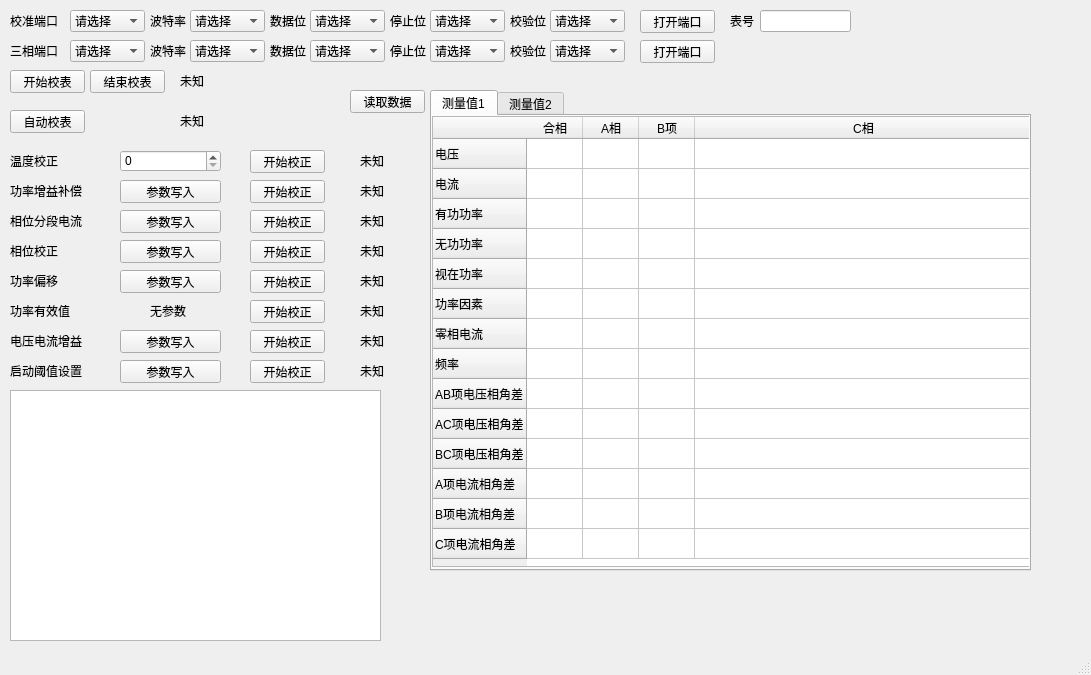
The window that window/mainWinow.ui (liuchengyiu/calib) describes before a commit, drawn with Qt 5.
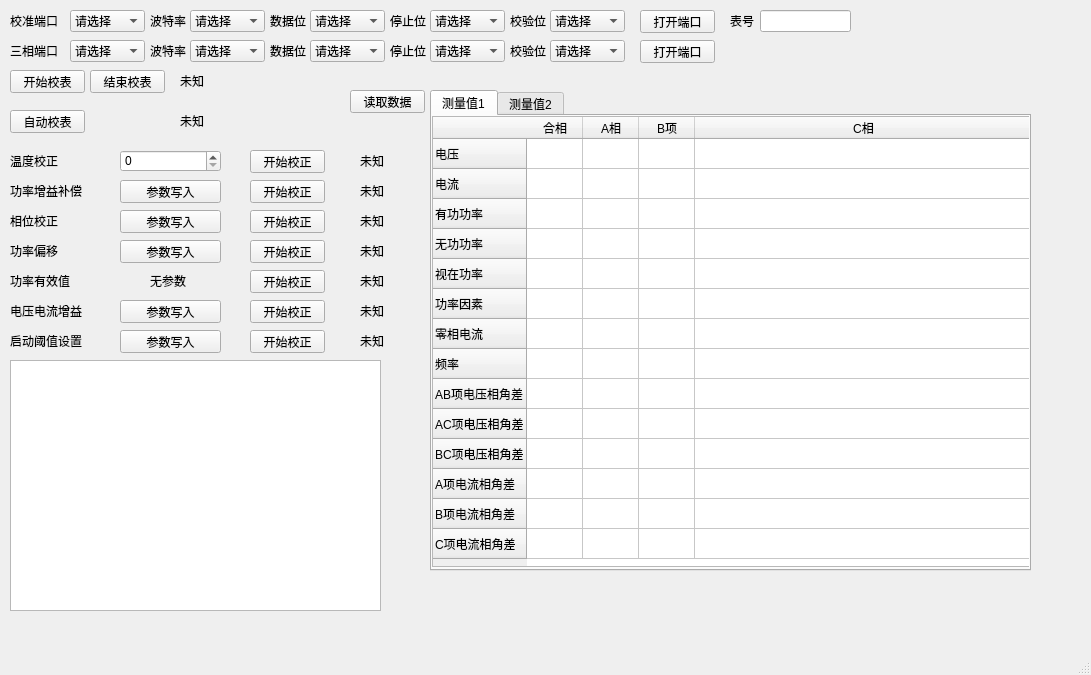
The same window after the commit.

The edit to the form file:
```diff
--- a/window/mainWinow.ui
+++ b/window/mainWinow.ui
@@ -458,7 +458,7 @@
     <property name="geometry">
      <rect>
       <x>250</x>
-      <y>240</y>
+      <y>210</y>
       <width>75</width>
       <height>23</height>
      </rect>
@@ -471,7 +471,7 @@
     <property name="geometry">
      <rect>
       <x>120</x>
-      <y>240</y>
+      <y>210</y>
       <width>101</width>
       <height>23</height>
      </rect>
@@ -484,7 +484,7 @@
     <property name="geometry">
      <rect>
       <x>360</x>
-      <y>240</y>
+      <y>210</y>
       <width>54</width>
       <height>22</height>
      </rect>
@@ -497,7 +497,7 @@
     <property name="geometry">
      <rect>
       <x>10</x>
-      <y>240</y>
+      <y>210</y>
       <width>81</width>
       <height>22</height>
      </rect>
@@ -510,7 +510,7 @@
     <property name="geometry">
      <rect>
       <x>120</x>
-      <y>270</y>
+      <y>240</y>
       <width>101</width>
       <height>23</height>
      </rect>
@@ -523,7 +523,7 @@
     <property name="geometry">
      <rect>
       <x>360</x>
-      <y>270</y>
+      <y>240</y>
       <width>54</width>
       <height>22</height>
      </rect>
@@ -536,7 +536,7 @@
     <property name="geometry">
      <rect>
       <x>10</x>
-      <y>270</y>
+      <y>240</y>
       <width>81</width>
       <height>22</height>
      </rect>
@@ -549,7 +549,7 @@
     <property name="geometry">
      <rect>
       <x>250</x>
-      <y>270</y>
+      <y>240</y>
       <width>75</width>
       <height>23</height>
      </rect>
@@ -562,7 +562,7 @@
     <property name="geometry">
      <rect>
       <x>360</x>
-      <y>300</y>
+      <y>270</y>
       <width>54</width>
       <height>22</height>
      </rect>
@@ -575,7 +575,7 @@
     <property name="geometry">
      <rect>
       <x>10</x>
-      <y>300</y>
+      <y>270</y>
       <width>81</width>
       <height>22</height>
      </rect>
@@ -588,7 +588,7 @@
     <property name="geometry">
      <rect>
       <x>250</x>
-      <y>300</y>
+      <y>270</y>
       <width>75</width>
       <height>23</height>
      </rect>
@@ -601,7 +601,7 @@
     <property name="geometry">
      <rect>
       <x>120</x>
-      <y>330</y>
+      <y>300</y>
       <width>101</width>
       <height>23</height>
      </rect>
@@ -614,7 +614,7 @@
     <property name="geometry">
      <rect>
       <x>10</x>
-      <y>330</y>
+      <y>300</y>
       <width>81</width>
       <height>22</height>
      </rect>
@@ -627,7 +627,7 @@
     <property name="geometry">
      <rect>
       <x>250</x>
-      <y>330</y>
+      <y>300</y>
       <width>75</width>
       <height>23</height>
      </rect>
@@ -640,7 +640,7 @@
     <property name="geometry">
      <rect>
       <x>360</x>
-      <y>330</y>
+      <y>300</y>
       <width>54</width>
       <height>22</height>
      </rect>
@@ -694,7 +694,7 @@
     <property name="geometry">
      <rect>
       <x>150</x>
-      <y>300</y>
+      <y>270</y>
       <width>54</width>
       <height>22</height>
      </rect>
@@ -707,7 +707,7 @@
     <property name="geometry">
      <rect>
       <x>10</x>
-      <y>390</y>
+      <y>360</y>
       <width>371</width>
       <height>251</height>
      </rect>
@@ -924,63 +924,11 @@
      <string>自动校表</string>
     </property>
    </widget>
-   <widget class="QPushButton" name="subsectionPushButton">
-    <property name="geometry">
-     <rect>
-      <x>250</x>
-      <y>210</y>
-      <width>75</width>
-      <height>23</height>
-     </rect>
-    </property>
-    <property name="text">
-     <string>开始校正</string>
-    </property>
-   </widget>
-   <widget class="QLabel" name="label_19">
-    <property name="geometry">
-     <rect>
-      <x>10</x>
-      <y>210</y>
-      <width>81</width>
-      <height>22</height>
-     </rect>
-    </property>
-    <property name="text">
-     <string>相位分段电流</string>
-    </property>
-   </widget>
-   <widget class="QPushButton" name="subsectionParamPushButton">
-    <property name="geometry">
-     <rect>
-      <x>120</x>
-      <y>210</y>
-      <width>101</width>
-      <height>23</height>
-     </rect>
-    </property>
-    <property name="text">
-     <string>参数写入</string>
-    </property>
-   </widget>
-   <widget class="QLabel" name="phaseSubsectionResultLabel">
-    <property name="geometry">
-     <rect>
-      <x>360</x>
-      <y>210</y>
-      <width>54</width>
-      <height>22</height>
-     </rect>
-    </property>
-    <property name="text">
-     <string>未知</string>
-    </property>
-   </widget>
    <widget class="QLabel" name="label_20">
     <property name="geometry">
      <rect>
       <x>10</x>
-      <y>360</y>
+      <y>330</y>
       <width>81</width>
       <height>22</height>
      </rect>
@@ -993,7 +941,7 @@
     <property name="geometry">
      <rect>
       <x>360</x>
-      <y>360</y>
+      <y>330</y>
       <width>54</width>
       <height>22</height>
      </rect>
@@ -1006,7 +954,7 @@
     <property name="geometry">
      <rect>
       <x>250</x>
-      <y>360</y>
+      <y>330</y>
       <width>75</width>
       <height>23</height>
      </rect>
@@ -1019,7 +967,7 @@
     <property name="geometry">
      <rect>
       <x>120</x>
-      <y>360</y>
+      <y>330</y>
       <width>101</width>
       <height>23</height>
      </rect>
```
